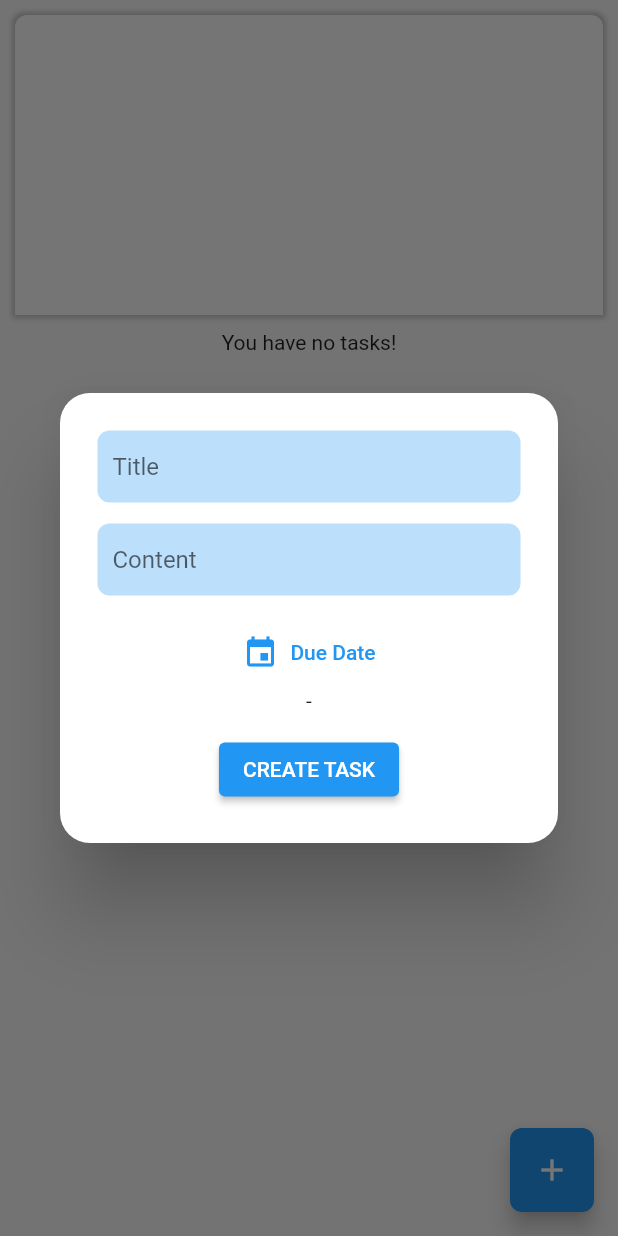
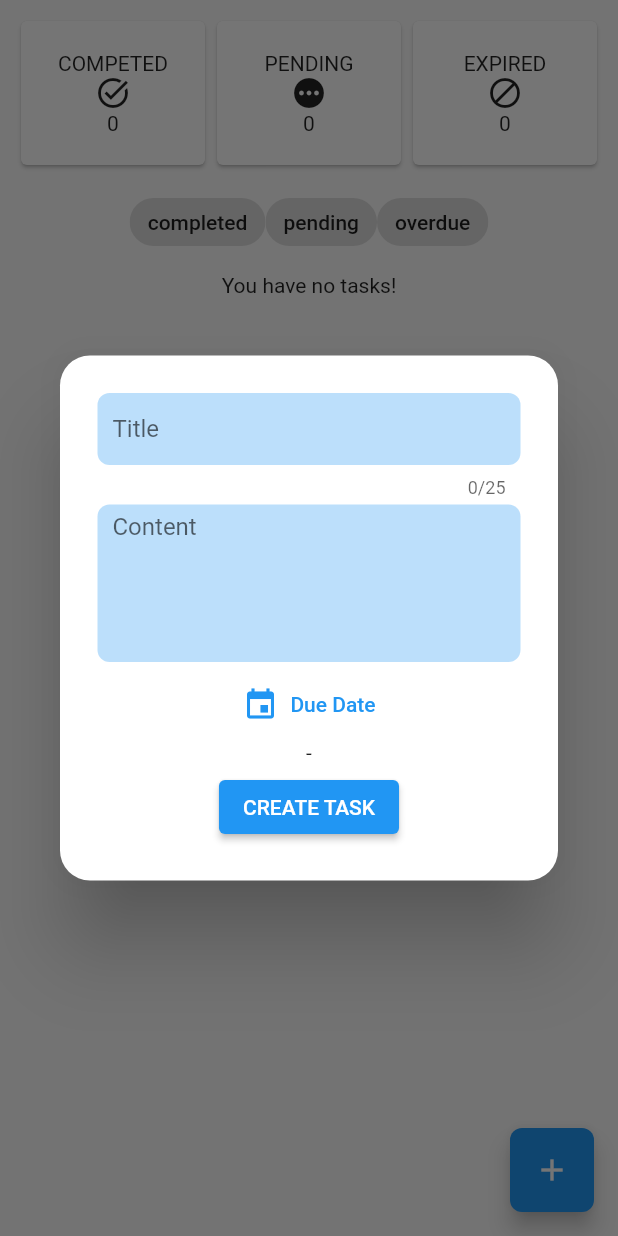
Before and after one commit to Ayobami0/TasksApp, a Flutter app: the screen it shows after launch, after a tap on the "add" icon, on a phone screen of 412 x 824 dp. Run offline on Flutter 3.47's test engine with Material 2 defaults, Android fonts, the phone set to English and light mode, and no system bars; our stand-ins replace flutter_riverpod.

Commit message:
Add tasks filter

```diff
--- a/lib/screens/home.dart
+++ b/lib/screens/home.dart
@@ -4,12 +4,29 @@ import 'package:tasks/models/task.dart';
 import 'package:tasks/widgets/floating_action_button.dart';
 import 'package:tasks/widgets/task_tile.dart';
 
-class HomeScreen extends ConsumerWidget {
+class HomeScreen extends ConsumerStatefulWidget {
   const HomeScreen({super.key});
 
   @override
-  Widget build(BuildContext context, ref) {
-    final taskList = ref.watch(taskProvider);
+  ConsumerState<HomeScreen> createState() => _HomeScreenState();
+}
+
+class _HomeScreenState extends ConsumerState<HomeScreen> {
+  final List<TaskStatus> _filter = [];
+
+  // filter(){
+  //   if (filter.isEmpty) {
+  //     _taskList = ref.watch(taskProvider);
+  //     return;
+  //   }
+  // }
+
+  @override
+  Widget build(BuildContext context) {
+  List<Task> taskList = ref.watch(taskProvider);
+                    final displayedList = _filter.isEmpty ?  taskList :
+                      taskList.where((element) => _filter.contains(element.status)).toList()
+                    ;
     return Scaffold(
       floatingActionButton: CustomFloatingActionButton(onPressed: (){}),
       body: SafeArea(
@@ -18,34 +35,57 @@ class HomeScreen extends ConsumerWidget {
           child: Column(
             children: [
               const SizedBox(height: 10,),
-              Container(
-                height: 200,
-                decoration: BoxDecoration(
-                  color: Colors.white,
-                  boxShadow: [
-                    BoxShadow(
-                      color: Colors.black.withOpacity(0.2),
-                      offset: const Offset(0, 0),
-                      blurRadius: 2,
-                      spreadRadius: 2
-                    ),
-                  ],
-                  borderRadius: const BorderRadius.only(
-                    topLeft: Radius.circular(8),
-                    topRight: Radius.circular(8)
-                  )
-                ),
+              Row(
+                children: const [
+                  Expanded(child: StatusCountWidget(status: 'COMPETED', taskStatus: TaskStatus.completed, icon: Icons.task_alt)),
+                  Expanded(child: StatusCountWidget(status: 'PENDING', taskStatus: TaskStatus.pending, icon: Icons.pending)),
+                  Expanded(child: StatusCountWidget(status: 'EXPIRED', taskStatus: TaskStatus.overdue, icon: Icons.block)),
+                ],
+              ),
+              const SizedBox(height: 10,),
+              // Align(
+              //   alignment: Alignment.centerRight,
+              //   child: IconButton(
+              //     onPressed: (){
+              //     },
+              //     icon: const Icon(Icons.filter_list),
+              //   ),
+              // ),
+              Wrap(
+                children: TaskStatus.values.map(
+                (e) {
+                  return FilterChip(
+                      label: Text(e.name),
+                      selected: _filter.contains(e),
+                      onSelected: (bool selected){
+                        if (selected) {
+                          setState(() {
+                          _filter.add(e);
+                                                    });
+                        } else {
+                          setState(() {
+                          _filter.remove(e);
+                                                    });
+                        }
+                      },
+                    );
+                  }).toList(),
               ),
               const SizedBox(height: 10,),
               Expanded(
-                child: taskList.isEmpty ? Column(
+                child: displayedList.isEmpty ? Column(
                   children: const [
                     Text('You have no tasks!')
                   ],
                 )  : ListView.separated(
                   separatorBuilder: (context, idx) =>const SizedBox(height: 10),
-                  itemCount: taskList.length,
-                  itemBuilder: (ctx, idx)=>TaskTile(task: taskList[idx], key: UniqueKey(),),
+                  itemCount: displayedList.length,
+                  itemBuilder: (ctx, idx){
+                    return TaskTile(
+                      task: displayedList[idx],
+                      key: UniqueKey(),
+                    );
+                  }
                 ),
               )
             ],
@@ -55,3 +95,27 @@ class HomeScreen extends ConsumerWidget {
     );
   }
 }
+
+class StatusCountWidget extends ConsumerWidget {
+  final String status;
+  final TaskStatus taskStatus;
+  final IconData icon;
+
+  const StatusCountWidget({super.key, required this.status, required this.taskStatus, required this.icon});
+
+  @override
+  Widget build(BuildContext context, ref) {
+    return Card(
+      child: Padding(
+        padding: const EdgeInsets.all(20),
+        child: Column(
+          children: [
+            Text(status),
+            Icon(icon),
+            Text(ref.watch(taskProvider).where((element) => element.status == taskStatus).length.toString())
+          ],
+        ),
+      ),
+    );
+  }
+}
--- a/lib/widgets/bottom_modal_screen.dart
+++ b/lib/widgets/bottom_modal_screen.dart
@@ -42,7 +42,7 @@ class _CreateTaskDialogState extends ConsumerState<CreateTaskDialog> {
       content: _contentController.value.text,
     );
 
-    ref.watch(taskProvider.notifier).addToTasks(newTask);
+    ref.read(taskProvider.notifier).addToTasks(newTask);
     _formKey.currentState!.save();
     await Future.delayed(const Duration(seconds: 2)).then((value) {
       Navigator.pop(context);
@@ -52,7 +52,7 @@ class _CreateTaskDialogState extends ConsumerState<CreateTaskDialog> {
       if (newTask.dueDate != null && newTask.status != TaskStatus.completed){
         Timer(_selectedDateTime!.difference(DateTime.now()), () {
           print('Expired');
-          ref.watch(taskProvider.notifier).updateTaskStatus(newTask.id, TaskStatus.overdue);
+          ref.read(taskProvider.notifier).updateTaskStatus(newTask.id, TaskStatus.overdue);
         });
       }
     });
@@ -71,7 +71,7 @@ class _CreateTaskDialogState extends ConsumerState<CreateTaskDialog> {
       shape: RoundedRectangleBorder(
         borderRadius: BorderRadius.circular(20)),
       child: SizedBox(
-        height: 300,
+        height: 350,
         child: Padding(
           padding: const EdgeInsets.all(25.0),
           child: Form(
@@ -79,8 +79,8 @@ class _CreateTaskDialogState extends ConsumerState<CreateTaskDialog> {
             child: Column(
               mainAxisAlignment: MainAxisAlignment.spaceBetween,
               children: [
-                CustomTextField(hintText: 'Title', controller: _titleController, keyboardType: TextInputType.text, validate: true,),
-                CustomTextField(hintText: 'Content', controller: _contentController, keyboardType: TextInputType.multiline,),
+                CustomTextField(hintText: 'Title', controller: _titleController, keyboardType: TextInputType.text, validate: true, maxLength: 25,),
+                CustomTextField(hintText: 'Content', controller: _contentController, keyboardType: TextInputType.multiline, maxLines: 5,),
                 Column(
                   children: [
                     TextButton.icon(
@@ -131,12 +131,16 @@ class _CreateTaskDialogState extends ConsumerState<CreateTaskDialog> {
 
 class CustomTextField extends StatelessWidget {
   final String hintText;
+  final int? maxLength;
+  final int maxLines;
   final TextEditingController controller;
   final TextInputType keyboardType;
   final bool validate;
   const CustomTextField({
     super.key,
     this.validate=false,
+    this.maxLength,
+    this.maxLines=1,
     required this.hintText,
     required this.controller,
     required this.keyboardType
@@ -144,12 +148,9 @@ class CustomTextField extends StatelessWidget {
 
   @override
   Widget build(BuildContext context) {
-    return Container(
-      decoration: BoxDecoration(
-        color: Theme.of(context).colorScheme.primary.withOpacity(0.3),
-        borderRadius: BorderRadius.circular(8),
-      ),
-      child: TextFormField(
+    return TextFormField(
+      maxLength: maxLength,
+      maxLines: maxLines,
       validator: !validate ? null : (value){
         if (value == null || value.trim().isEmpty){
           return '$hintText field must not be empty';
@@ -159,10 +160,14 @@ class CustomTextField extends StatelessWidget {
       keyboardType: keyboardType,
       controller: controller,
       decoration: InputDecoration(
-          border: InputBorder.none,
+        filled: true,
+        fillColor: Theme.of(context).colorScheme.primary.withOpacity(0.3),
+        border: OutlineInputBorder(
+          borderRadius: BorderRadius.circular(8),
+          borderSide: BorderSide.none
+        ),
         hintText: hintText,
-          contentPadding: const EdgeInsets.symmetric(horizontal: 10)
-        ),
+        contentPadding: const EdgeInsets.symmetric(horizontal: 10, vertical: 5)
       ),
     );
   }
--- a/lib/widgets/task_details_popup.dart
+++ b/lib/widgets/task_details_popup.dart
@@ -95,7 +95,7 @@ showTaskPopUp(BuildContext context, Task task, WidgetRef ref){
                             await showDeleteDialog(ctx).then((value){
                               if (!value) return;
                               Navigator.of(ctx).pop();
-                              ref.watch(taskProvider.notifier).removeFromTasks(task.id);
+                              ref.read(taskProvider.notifier).removeFromTasks(task.id);
                               ScaffoldMessenger.of(ctx).clearSnackBars();
                               ScaffoldMessenger.of(ctx).showSnackBar(const SnackBar(content: Text('Task deleted!')));
                             });
--- a/lib/widgets/task_tile.dart
+++ b/lib/widgets/task_tile.dart
@@ -29,7 +29,7 @@ class TaskTile extends ConsumerWidget {
           return await showDeleteDialog(context);
         },
         onDismissed: (_){
-          ref.watch(taskProvider.notifier).removeFromTasks(task.id);
+          ref.read(taskProvider.notifier).removeFromTasks(task.id);
           ScaffoldMessenger.of(context).clearSnackBars();
           ScaffoldMessenger.of(context).showSnackBar(const SnackBar(content: Text('Task deleted!')));
         },
@@ -50,7 +50,7 @@ class TaskTile extends ConsumerWidget {
           ),
           trailing: task.status == TaskStatus.pending ? IconButton(
             onPressed: (){
-              ref.watch(taskProvider.notifier).updateTaskStatus(task.id, TaskStatus.completed);
+              ref.read(taskProvider.notifier).updateTaskStatus(task.id, TaskStatus.completed);
           ScaffoldMessenger.of(context).clearSnackBars();
           ScaffoldMessenger.of(context).showSnackBar(const SnackBar(content: Text('Task completed!')));
             },
```
Also changed, not shown: 1 other file. Lines whose indentation alone changed are shown as unchanged.
